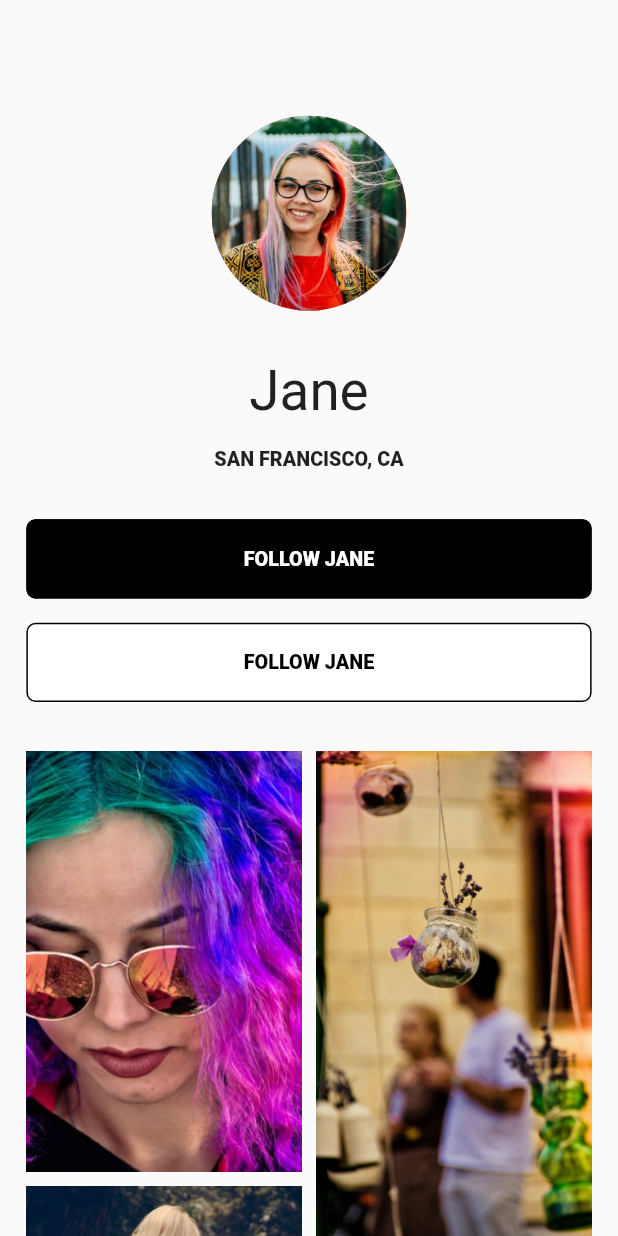
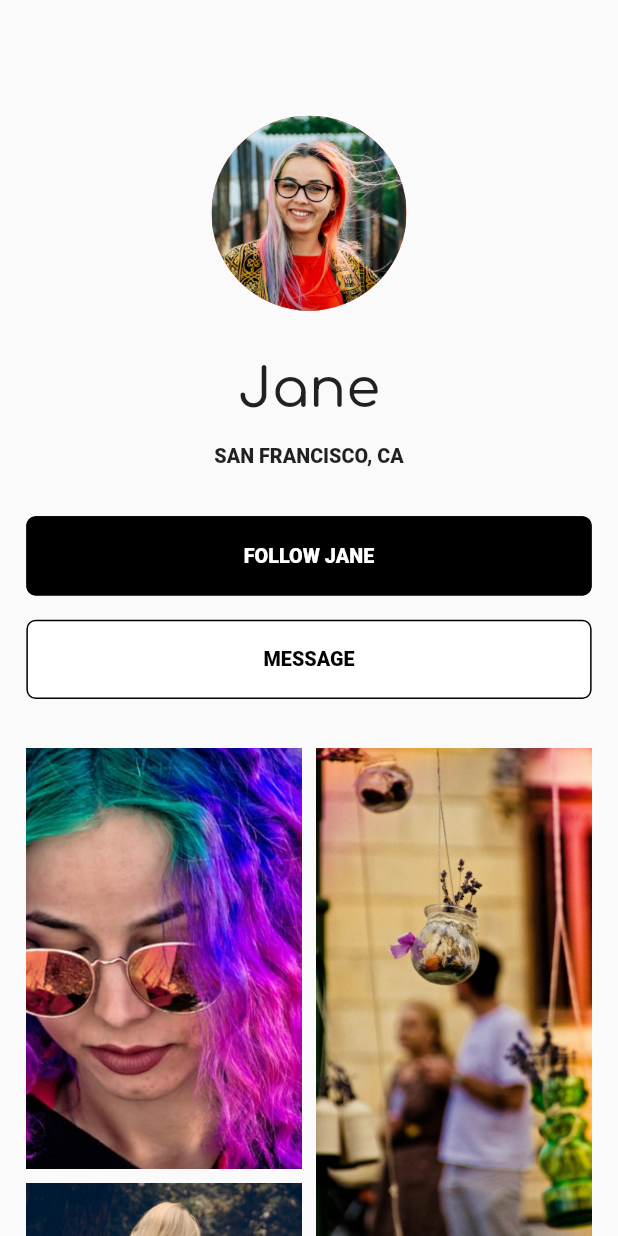
Before and after one commit to Devlonoah/Photos, a Flutter app: the ProfilePageBody screen opened directly, on a phone screen of 412 x 824 dp. Run offline on Flutter 3.47's test engine with Material 2 defaults, Android fonts, the phone set to English and light mode, and no system bars; our stand-ins replace bloc, flutter_bloc, flutter_screenutil.

Commit message:
add font+ refactor

```diff
--- a/lib/constants.dart
+++ b/lib/constants.dart
@@ -8,3 +8,6 @@ const COLOR_HINTCOLOR = Colors.grey;
 
 final subHeaderTextStyle =
     TextStyle(fontSize: 13.sp, fontWeight: FontWeight.w900);
+
+final kkHeaderTextStyle = TextStyle(
+    fontSize: 36.sp, fontWeight: FontWeight.w400, fontFamily: 'Comforta');
--- a/lib/page/home/home.dart
+++ b/lib/page/home/home.dart
@@ -3,7 +3,6 @@ import 'dart:math';
 import '../../constants.dart';
 import '../../function/functions.dart';
 import '../../mock_data/user.dart';
-import '../display_manager/display_manager.dart';
 import '../storyview/story_view.dart';
 import '../../widget/small_avatar_with_username+and_name.dart';
 import '../../widget/widgets.dart';
@@ -25,7 +24,7 @@ class Home extends StatelessWidget {
               padding: EdgeInsets.symmetric(horizontal: 16.w),
               child: Text(
                 'Discover',
-                style: TextStyle(fontSize: 36.sp, fontWeight: FontWeight.w400),
+                style: kkHeaderTextStyle,
               ),
             ),
             addVerticalSpace(32),
--- a/lib/page/profile/profile.dart
+++ b/lib/page/profile/profile.dart
@@ -1,10 +1,11 @@
+import 'package:flutter/material.dart';
+import 'package:flutter_screenutil/flutter_screenutil.dart';
+import 'package:flutter_staggered_grid_view/flutter_staggered_grid_view.dart';
+
 import '../../constants.dart';
 import '../../function/functions.dart';
 import '../../mock_data/user.dart';
 import '../../widget/widgets.dart';
-import 'package:flutter/material.dart';
-import 'package:flutter_screenutil/flutter_screenutil.dart';
-import 'package:flutter_staggered_grid_view/flutter_staggered_grid_view.dart';
 
 class ProfilePage extends StatelessWidget {
   static String id = 'ProfilePage';
@@ -38,7 +39,7 @@ class ProfilePageBody extends StatelessWidget {
             addVerticalSpace(16),
             Button(
               bgColor: COLOR_WHITE,
-              label: 'FOLLOW JANE',
+              label: 'MESSAGE',
               labelColor: COLOR_BLACK,
               hasCustomSize: false,
             ),
@@ -93,7 +94,7 @@ class ProfilePageBody extends StatelessWidget {
     return Column(crossAxisAlignment: CrossAxisAlignment.center, children: [
       Text(
         'Jane',
-        style: TextStyle(fontSize: 36.sp, fontWeight: FontWeight.w400),
+        style: kkHeaderTextStyle,
       ),
       addVerticalSpace(16),
       Text('SAN FRANCISCO, CA', style: subHeaderTextStyle),
--- a/lib/widget/widgets.dart
+++ b/lib/widget/widgets.dart
@@ -25,7 +25,7 @@ class Button extends StatelessWidget {
   @override
   Widget build(BuildContext context) {
     return TextButton(
-      onPressed: onPress,
+      onPressed: onPress ?? () {},
       child: Text(
         label,
         style: TextStyle(
```
Also changed, not shown: lib/main.dart (+4 -3 lines), lib/page/login/login.dart (+4 -4 lines), lib/page/register/register.dart (+6 -1 lines), lib/page/search/search.dart (+4 -3 lines), pubspec.yaml (+4 -6 lines), assets/fonts/Comfortaa-Medium.ttf (added).
